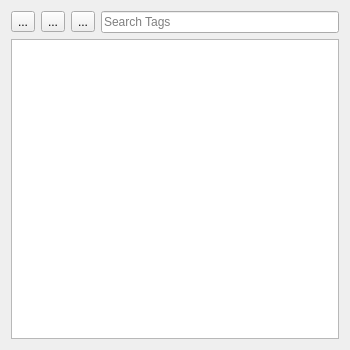
Before: the Qt Designer form src/views/ui_files/forms/tag_form.ui in JakubFranek/Kapytal, drawn with Qt 5.
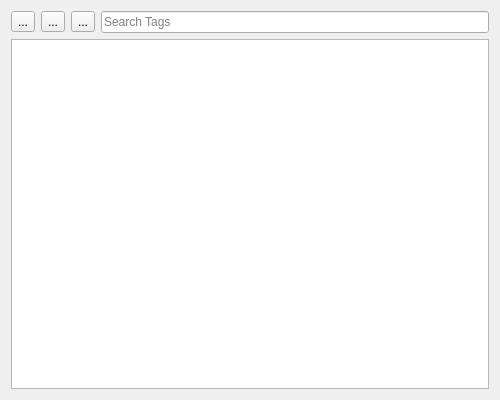
After: the same form once the commit is applied.

What changed in the file:
```diff
--- a/src/views/ui_files/forms/tag_form.ui
+++ b/src/views/ui_files/forms/tag_form.ui
@@ -9,8 +9,8 @@
    <rect>
     <x>0</x>
     <y>0</y>
-    <width>350</width>
-    <height>350</height>
+    <width>500</width>
+    <height>400</height>
    </rect>
   </property>
   <property name="windowTitle">
```
